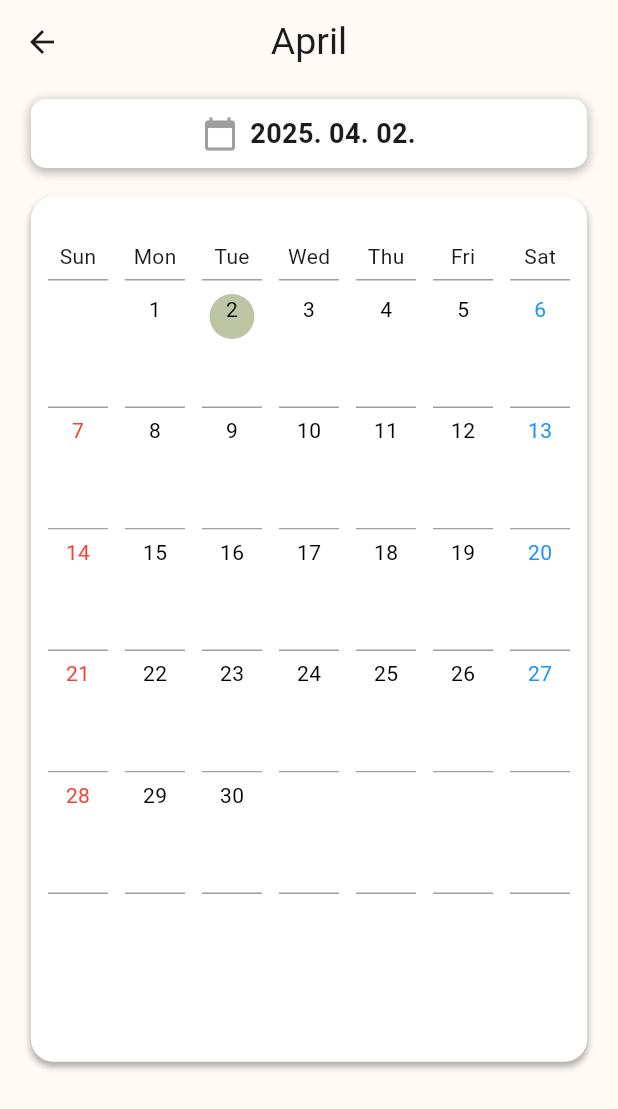
After one commit to APAC-Solution-Challenge-2025/FrontEnd, a Flutter app: the ReportMainPage screen opened directly, on a phone screen of 412 x 824 dp. The commit adds this screen. Shown: the top 1109 px of the screen. Run offline on Flutter 3.47's test engine with Material 3 defaults, Android fonts, the phone set to English and light mode, and no system bars; our stand-ins replace sign_in_with_apple, table_calendar.

Commit message:
Feat: 캘린더 페이지 기본 마크업

```diff
--- a/lib/screens/home/home.dart
+++ b/lib/screens/home/home.dart
@@ -6,8 +6,23 @@ class HomePage extends StatelessWidget {
 
   @override
   Widget build(BuildContext context) {
-    return const Center(
-      child: Text('Home Page'),
+    return Scaffold(
+      appBar: AppBar(
+        title: const Text('Home'),
+      ),
+      body: Center(
+        child: Column(
+          mainAxisAlignment: MainAxisAlignment.center,
+          children: [
+            ElevatedButton(
+              onPressed: () {
+                Navigator.pushNamed(context, '/reportMainPage');
+              },
+              child: const Text('Go to report main page'),
+            ),
+          ],
+        ),
+      ),
     );
   }
 }
--- a/lib/screens/main_tabs/page1.dart
+++ /dev/null
@@ -1,13 +0,0 @@
-import 'package:flutter/material.dart';
-import '../../widgets/layout.dart';
-
-class Page1 extends StatelessWidget {
-  const Page1({super.key});
-
-  @override
-  Widget build(BuildContext context) {
-    return const Center(
-      child: Text('Page 1'),
-    );
-  }
-}
--- /dev/null
+++ b/lib/screens/main_tabs/report/report_detail_page.dart
@@ -0,0 +1,18 @@
+import 'package:flutter/material.dart';
+import '../../widgets/layout.dart';
+
+class ReportDetailPage extends StatelessWidget {
+  const ReportDetailPage({super.key});
+
+  @override
+  Widget build(BuildContext context) {
+    return Scaffold(
+      appBar: AppBar(
+        title: const Text('report detail'),
+      ),
+      body: const Center(
+        child: Text('This is Page detail'),
+      ),
+    );
+  }
+}
--- /dev/null
+++ b/lib/screens/main_tabs/report/report_main_page.dart
@@ -0,0 +1,259 @@
+import 'package:flutter/material.dart';
+import 'package:intl/intl.dart';
+
+class ReportMainPage extends StatefulWidget {
+  const ReportMainPage({super.key});
+
+  @override
+  State<ReportMainPage> createState() => _ReportMainPageState();
+  }
+
+  class _ReportMainPageState extends State<ReportMainPage> {
+    DateTime selectedDate = DateTime.now(); // 현재 날짜
+
+  @override
+  Widget build(BuildContext context) {
+    DateTime now = DateTime.now(); // 현재 날짜
+
+    int days = daysInMonth(now); // 이번 달 일수
+    int startDay = DateTime(now.year, now.month, 1).weekday; // 시작 요일
+
+    // 날짜 리스트 생성
+    List<int?> dates = [
+      for (int i = 1; i < startDay; i++) null, // 이전 달 빈 칸
+      for (int i = 1; i <= days; i++) i,       // 이번 달 날짜
+    ];
+
+    while (dates.length % 7 != 0) {
+      dates.add(null); // 빈 칸으로 나머지 칸 채우기
+    }
+
+    final List<String> week = ['Sun', 'Mon', 'Tue', 'Wed', 'Thu', 'Fri', 'Sat'];
+    final String month = DateFormat('MMMM').format(now);
+
+    return Scaffold(
+      backgroundColor: const Color(0xFFFFFAF6),
+      appBar: AppBar(
+        backgroundColor: const Color(0xFFFFFAF6),
+        title: Text(
+          month,
+          style: const TextStyle(
+            fontSize: 25,
+          ),
+        ),
+        centerTitle: true,
+      ),
+
+      body: Stack(
+        children: [
+          Positioned(
+            top: 10,
+            left: MediaQuery.of(context).size.width * 0.05,
+            right: MediaQuery.of(context).size.width * 0.05,
+            child: GestureDetector(
+              onTap: () => _selectDate(context), // 기본 제공되는 showDatePicker 사용 -> 이후 디자인 변경
+              child: Container(
+                padding: const EdgeInsets.all(10),
+                decoration: BoxDecoration(
+                  color: Colors.white,
+                  borderRadius: BorderRadius.circular(10),
+                  boxShadow: const [
+                    BoxShadow(
+                      color: Color.fromRGBO(0, 0, 0, 0.3),
+                      spreadRadius: 0.1,
+                      blurRadius: 5,
+                      offset: Offset(0, 2),
+                    ),
+                  ],
+                ),
+                child: Row(
+                  mainAxisAlignment: MainAxisAlignment.center,
+                  children: [
+                    const Icon(Icons.calendar_today, color: Colors.grey),
+                    const SizedBox(width: 8),
+                    Text(
+                      DateFormat('yyyy. MM. dd.').format(selectedDate),
+                      style: const TextStyle(fontSize: 18, fontWeight: FontWeight.bold),
+                    ),
+                  ],
+                ),
+              ),
+            ),
+          ),
+
+          // 캘린더 UI
+          Positioned(
+            top: 75,
+            left: MediaQuery.of(context).size.width * 0.05,
+            right: MediaQuery.of(context).size.width * 0.05,
+            child: Container(
+              height: MediaQuery.of(context).size.height * 0.7,
+              decoration: BoxDecoration(
+                color: Colors.white,
+                borderRadius: BorderRadius.circular(15),
+                boxShadow: const [
+                  BoxShadow(
+                    color: Color.fromRGBO(0, 0, 0, 0.3),
+                    spreadRadius: 0.1,
+                    blurRadius: 3,
+                    offset: Offset(0, 3),
+                  ),
+                ],
+              ),
+              child: Column(
+                children: [
+                  // 요일 렌더링
+                  SizedBox(
+                    height: 60,
+                    child: Row(
+                      mainAxisAlignment: MainAxisAlignment.spaceEvenly,
+                      children: week.map((day) {
+                        return Column(
+                          children: [
+                            Container(
+                              margin: const EdgeInsets.only(top: 30),
+                              child: Text(
+                                day,
+                                style: const TextStyle(
+                                  fontSize: 14,
+                                ),
+                              ),
+                            ),
+                            Container(
+                              height: 1,
+                              width: 40,
+                              color: Colors.grey,
+                              margin: const EdgeInsets.only(top: 5),
+                            ),
+                          ],
+                        );
+                      }).toList(),
+                    ),
+                  ),
+
+                  // 날짜 렌더링
+                  Expanded(
+                    child: ListView.builder(
+                      itemCount: (dates.length / 7).ceil(),
+                      itemBuilder: (context, weekIndex) {
+                        return Row(
+                          mainAxisAlignment: MainAxisAlignment.spaceEvenly,
+                          children: [
+                            for (int i = 0; i < 7; i++)
+                              if (weekIndex * 7 + i < dates.length) // 유효한 날짜 확인
+                                Column(
+                                  children: [
+                                    GestureDetector(
+                                      onTap: dates[weekIndex * 7 + i] != null
+                                          ? () {
+                                              Navigator.pushNamed(
+                                                context,
+                                                '/reportDetailPage',
+                                                arguments: DateTime(
+                                                  now.year,
+                                                  now.month,
+                                                  dates[weekIndex * 7 + i]!,
+                                                ),
+                                              );
+                                            }
+                                          : null, // 빈 날짜는 터치 안 되게
+                                      child: Container(
+                                        alignment: Alignment.topCenter,
+                                        width: 40,
+                                        height: 70,
+                                        padding: const EdgeInsets.only(top: 5),
+                                        decoration: const BoxDecoration(
+                                          color: Colors.white,
+                                        ),
+                                        child: Stack(
+                                          alignment: Alignment.topCenter,
+                                          children: [
+                                            if (dates[weekIndex * 7 + i] != null &&
+                                                DateTime(
+                                                      now.year,
+                                                      now.month,
+                                                      dates[weekIndex * 7 + i]!,
+                                                    ).day ==
+                                                    now.day)
+                                              Container(
+                                                width: 30,
+                                                height: 30,
+                                                decoration: const BoxDecoration(
+                                                  shape: BoxShape.circle,
+                                                  color: Color(0xFFBEC5A4),
+                                                ),
+                                              ),
+                                            Text(
+                                              dates[weekIndex * 7 + i]?.toString() ?? "",
+                                              style: TextStyle(
+                                                fontSize: 14,
+                                                color: dates[weekIndex * 7 + i] != null &&
+                                                        DateTime(
+                                                              now.year,
+                                                              now.month,
+                                                              dates[weekIndex * 7 + i]!,
+                                                            ).weekday ==
+                                                            7
+                                                    ? Colors.blue
+                                                    : dates[weekIndex * 7 + i] != null &&
+                                                            DateTime(
+                                                                  now.year,
+                                                                  now.month,
+                                                                  dates[weekIndex * 7 + i]!,
+                                                                ).weekday ==
+                                                                1
+                                                        ? Colors.red
+                                                        : Colors.black,
+                                              ),
+                                            ),
+                                          ],
+                                        ),
+                                      ),
+                                    ),
+
+                                    Container(
+                                      height: 1,
+                                      width: 40,
+                                      color: Colors.grey,
+                                      margin: const EdgeInsets.only(top: 10),
+                                    ),
+                                  ],
+                                ),
+                          ],
+                        );
+                      },
+                    ),
+                  ),
+                ],
+              ),
+            ),
+          ),
+        ],
+      ),
+    );
+  }
+
+  Future<void> _selectDate(BuildContext context) async {
+  DateTime? pickedDate = await showDatePicker(
+    context: context,
+    initialDate: selectedDate,
+    firstDate: DateTime(2000),
+    lastDate: DateTime(2100),
+  );
+
+  if (pickedDate != null && pickedDate != selectedDate) {
+    setState(() {
+      selectedDate = pickedDate;
+    });
+  }
+}
+
+
+  // 월의 일수 계산 함수
+  int daysInMonth(DateTime date) {
+    var nextMonth = (date.month < 12)
+        ? DateTime(date.year, date.month + 1, 1)
+        : DateTime(date.year + 1, 1, 1);
+    return nextMonth.subtract(const Duration(days: 1)).day;
+  }
+}
--- a/pubspec.yaml
+++ b/pubspec.yaml
@@ -20,6 +20,9 @@ dev_dependencies:
     sdk: flutter
   lints: ^5.1.1
 
+assets:
+  assets/image/
+
 flutter:
   uses-material-design: true
   assets:
```
Also changed, not shown: assets/image/completed.png (added), assets/image/head_only.png (added), assets/image/hug_me.png (added), assets/image/in_grass.png (added), assets/image/non_completed.png (added), assets/image/step0.png (added), assets/image/step1.png (added), assets/image/step2.png (added), assets/image/step3.png (added).
